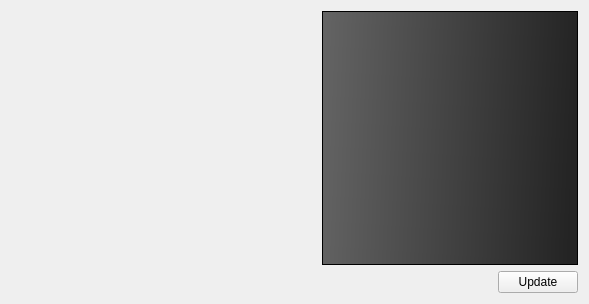
This is ui/subpanel/vehicleconfiguration/VehicleConfigurationPanel.ui in AeroQuad/AeroQuadConfiguratorPyQt as Qt 5 draws it before an edit. The edited form follows.
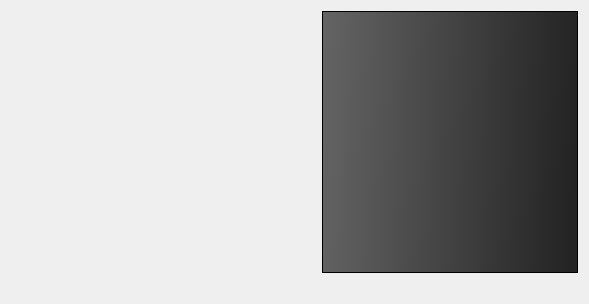
This is the edited form.

Commit message: Make vehicle config working

```diff
--- a/ui/subpanel/vehicleconfiguration/VehicleConfigurationPanel.ui
+++ b/ui/subpanel/vehicleconfiguration/VehicleConfigurationPanel.ui
@@ -46,13 +46,6 @@
      </property>
     </spacer>
    </item>
-   <item row="1" column="4">
-    <widget class="QPushButton" name="updateButton">
-     <property name="text">
-      <string>Update</string>
-     </property>
-    </widget>
-   </item>
    <item row="1" column="1">
     <spacer name="horizontalSpacer">
      <property name="orientation">
```
The commit also changes 21 other files.
